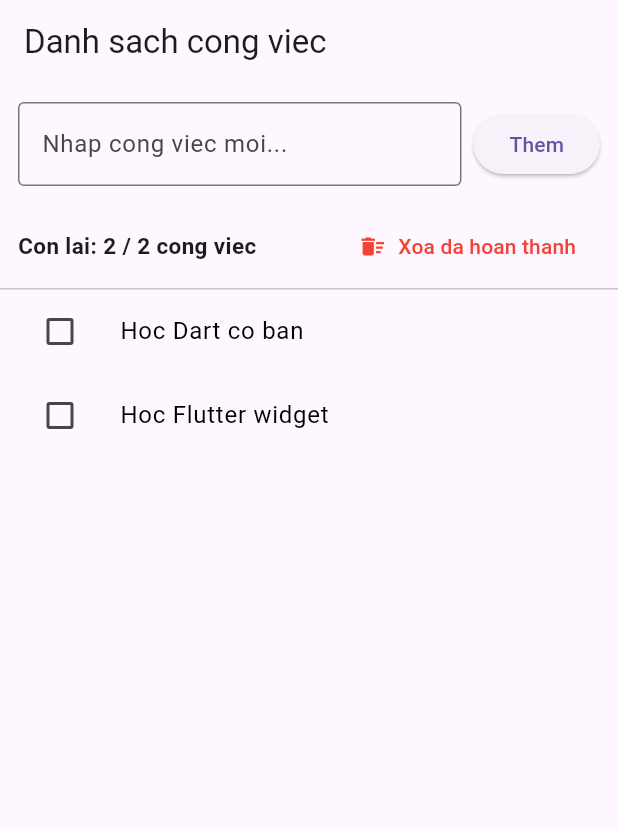
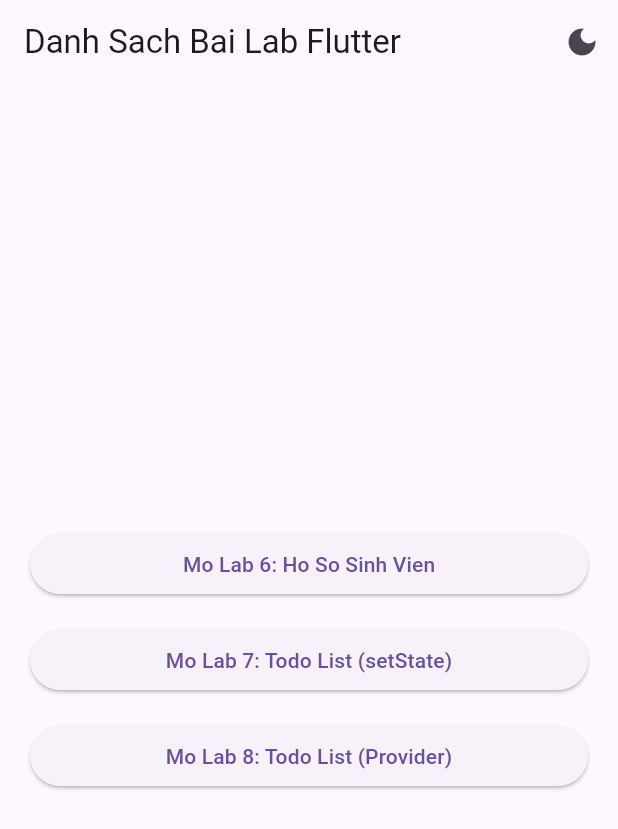
Before and after one commit to 23662016-bot/dart_lab, a Flutter app: the screen it shows after launch, on a phone screen of 412 x 824 dp. Shown: the top 829 px of the screen. Run offline on Flutter 3.47's test engine with Material 3 defaults, Android fonts, the phone set to English and light mode, and no system bars.

Commit message:
Hoan thanh Lab 8 va Menu tong hop

```diff
--- a/my_first_app/lib/main.dart
+++ b/my_first_app/lib/main.dart
@@ -1,181 +1,94 @@
 import 'package:flutter/material.dart';
+import 'package:provider/provider.dart';
 
-void main() => runApp(const MyApp());
+import 'lab6.dart' as lab6;
+import 'lab7.dart' as lab7;
+import 'lab8.dart' as lab8;
+
+void main() {
+  runApp(
+    MultiProvider(
+      providers: [
+        ChangeNotifierProvider(create: (_) => lab8.TodoModel()),
+        ChangeNotifierProvider(create: (_) => lab8.ThemeModel()),
+      ],
+      child: const MyApp(),
+    ),
+  );
+}
 
 class MyApp extends StatelessWidget {
   const MyApp({super.key});
 
   @override
   Widget build(BuildContext context) {
+    // Lắng nghe trạng thái Sáng/Tối từ ThemeModel của Lab 8
+    final isDark = context.watch<lab8.ThemeModel>().isDark;
+
     return MaterialApp(
       debugShowCheckedModeBanner: false,
-      title: 'Danh Sach Cong Viec',
-      theme: ThemeData(primarySwatch: Colors.indigo),
-      home: const TrangTodo(),
+      title: 'Tong Hop Thuc Hanh Flutter',
+      theme: isDark
+          ? ThemeData.dark(useMaterial3: true)
+          : ThemeData(primarySwatch: Colors.indigo, useMaterial3: true),
+      home: const MenuChinh(),
     );
   }
 }
 
-// Bước 1: Mô hình dữ liệu công việc
-class CongViec {
-  String tieuDe;
-  bool hoanThanh;
-  CongViec(this.tieuDe, {this.hoanThanh = false});
-}
-
-// Bước 2: StatefulWidget và danh sách công việc
-class TrangTodo extends StatefulWidget {
-  const TrangTodo({super.key});
-
-  @override
-  State<TrangTodo> createState() => _TrangTodoState();
-}
-
-class _TrangTodoState extends State<TrangTodo> {
-  final List<CongViec> _dsCongViec = [
-    CongViec('Hoc Dart co ban'),
-    CongViec('Hoc Flutter widget'),
-  ];
-  final TextEditingController _controller = TextEditingController();
-
-  void _themCongViec() {
-    if (_controller.text.trim().isEmpty) return;
-    setState(() {
-      _dsCongViec.add(CongViec(_controller.text.trim()));
-      _controller.clear();
-    });
-  }
-
-  void _toggleHoanThanh(int index) {
-    setState(() {
-      _dsCongViec[index].hoanThanh = !_dsCongViec[index].hoanThanh;
-    });
-  }
-
-  void _xoaCongViec(int index) {
-    setState(() => _dsCongViec.removeAt(index));
-  }
-
-  // Bài tập 2: Xóa tất cả công việc đã hoàn thành
-  void _xoaTatCaDaHoanThanh() {
-    setState(() {
-      _dsCongViec.removeWhere((cv) => cv.hoanThanh);
-    });
-  }
-
-  @override
-  void dispose() {
-    _controller.dispose();
-    super.dispose();
-  }
+class MenuChinh extends StatelessWidget {
+  const MenuChinh({super.key});
 
   @override
   Widget build(BuildContext context) {
-    // Bài tập 1: Tính số công việc chưa hoàn thành (X) và tổng số việc (Y)
-    final int chuaHoanThanh = _dsCongViec.where((cv) => !cv.hoanThanh).length;
-    final int tongCongViec = _dsCongViec.length;
+    final themeModel = context.watch<lab8.ThemeModel>();
 
     return Scaffold(
-      appBar: AppBar(title: const Text('Danh sach cong viec')),
-      body: Column(
+      appBar: AppBar(
+        title: const Text('Danh Sach Bai Lab Flutter'),
+        actions: [
+          IconButton(
+            tooltip: 'Doi giao dien Sang/Toi',
+            icon: Icon(
+              themeModel.isDark ? Icons.light_mode : Icons.dark_mode,
+            ),
+            onPressed: () => context.read<lab8.ThemeModel>().toggleTheme(),
+          ),
+        ],
+      ),
+      body: Center(
+        child: Padding(
+          padding: const EdgeInsets.all(20),
+          child: Column(
+            mainAxisAlignment: MainAxisAlignment.center,
+            crossAxisAlignment: CrossAxisAlignment.stretch,
             children: [
-          // Ô nhập công việc mới
-          Padding(
-            padding: const EdgeInsets.all(12),
-            child: Row(
-              children: [
-                Expanded(
-                  child: TextField(
-                    controller: _controller,
-                    onSubmitted: (_) => _themCongViec(),
-                    decoration: const InputDecoration(
-                      hintText: 'Nhap cong viec moi...',
-                      border: OutlineInputBorder(),
+              ElevatedButton(
+                onPressed: () => Navigator.push(
+                  context,
+                  MaterialPageRoute(builder: (_) => const lab6.TrangHoSo()),
                 ),
+                child: const Text('Mo Lab 6: Ho So Sinh Vien'),
               ),
+              const SizedBox(height: 16),
+              ElevatedButton(
+                onPressed: () => Navigator.push(
+                  context,
+                  MaterialPageRoute(builder: (_) => const lab7.TrangTodo()),
                 ),
-                const SizedBox(width: 8),
+                child: const Text('Mo Lab 7: Todo List (setState)'),
+              ),
+              const SizedBox(height: 16),
               ElevatedButton(
-                  onPressed: _themCongViec,
-                  child: const Text('Them'),
+                onPressed: () => Navigator.push(
+                  context,
+                  MaterialPageRoute(builder: (_) => const lab8.TrangDanhSach()),
+                ),
+                child: const Text('Mo Lab 8: Todo List (Provider)'),
               ),
             ],
           ),
         ),
-
-          // Bài tập 1 & Bài tập 2: Thanh thống kê và nút xóa các việc đã hoàn thành
-          Padding(
-            padding: const EdgeInsets.symmetric(horizontal: 12, vertical: 4),
-            child: Row(
-              mainAxisAlignment: MainAxisAlignment.spaceBetween,
-              children: [
-                Text(
-                  'Con lai: $chuaHoanThanh / $tongCongViec cong viec',
-                  style: const TextStyle(
-                    fontWeight: FontWeight.bold,
-                    fontSize: 15,
-                  ),
-                ),
-                TextButton.icon(
-                  onPressed: _xoaTatCaDaHoanThanh,
-                  icon: const Icon(Icons.delete_sweep, color: Colors.red),
-                  label: const Text(
-                    'Xoa da hoan thanh',
-                    style: TextStyle(color: Colors.red),
-                  ),
-                ),
-              ],
-            ),
-          ),
-          const Divider(height: 1),
-
-          // Danh sách công việc
-          Expanded(
-            child: ListView.builder(
-              itemCount: _dsCongViec.length,
-              itemBuilder: (context, index) {
-                final cv = _dsCongViec[index];
-
-                // Bài tập 3: Bọc bằng Dismissible để vuốt trái/phải xóa công việc
-                return Dismissible(
-                  key: ObjectKey(cv),
-                  direction: DismissDirection.horizontal,
-                  background: Container(
-                    color: Colors.red,
-                    alignment: Alignment.centerLeft,
-                    padding: const EdgeInsets.only(left: 20),
-                    child: const Icon(Icons.delete, color: Colors.white),
-                  ),
-                  secondaryBackground: Container(
-                    color: Colors.red,
-                    alignment: Alignment.centerRight,
-                    padding: const EdgeInsets.only(right: 20),
-                    child: const Icon(Icons.delete, color: Colors.white),
-                  ),
-                  onDismissed: (direction) {
-                    _xoaCongViec(index);
-                  },
-                  child: ListTile(
-                    leading: Checkbox(
-                      value: cv.hoanThanh,
-                      onChanged: (_) => _toggleHoanThanh(index),
-                    ),
-                    // Bước 3: Style gạch ngang và đổi màu xám khi hoàn thành
-                    title: Text(
-                      cv.tieuDe,
-                      style: TextStyle(
-                        decoration: cv.hoanThanh
-                            ? TextDecoration.lineThrough
-                            : TextDecoration.none,
-                        color: cv.hoanThanh ? Colors.grey : Colors.black,
-                      ),
-                    ),
-                  ),
-                );
-              },
-            ),
-          ),
-        ],
       ),
     );
   }
--- a/my_first_app/pubspec.yaml
+++ b/my_first_app/pubspec.yaml
@@ -35,6 +35,7 @@ dependencies:
   # The following adds the Cupertino Icons font to your application.
   # Use with the CupertinoIcons class for iOS style icons.
   cupertino_icons: ^1.0.8
+  provider: ^6.1.5+1
 
 dev_dependencies:
   flutter_test:
```
Also changed, not shown: my_first_app/lib/lab6.dart (added, +64 -0 lines), my_first_app/lib/lab7.dart (added, +182 -0 lines), my_first_app/lib/lab8.dart (added, +202 -0 lines), my_first_app/pubspec.lock. Lines whose indentation alone changed are shown as unchanged.
